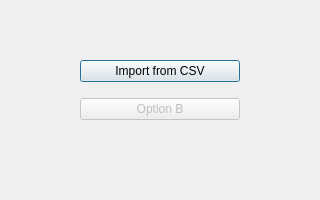
The window that selectdatasource.ui (dzhi/school-regression-analysis) describes before a commit, drawn with Qt 5.
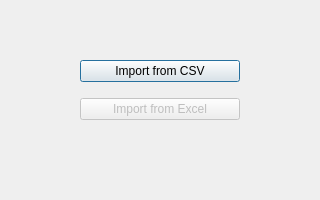
The same window after the commit.

The edit to the form file:
```diff
--- a/selectdatasource.ui
+++ b/selectdatasource.ui
@@ -54,7 +54,7 @@
        <bool>false</bool>
       </property>
       <property name="text">
-       <string>Option B</string>
+       <string>Import from Excel</string>
       </property>
      </widget>
     </item>
```
